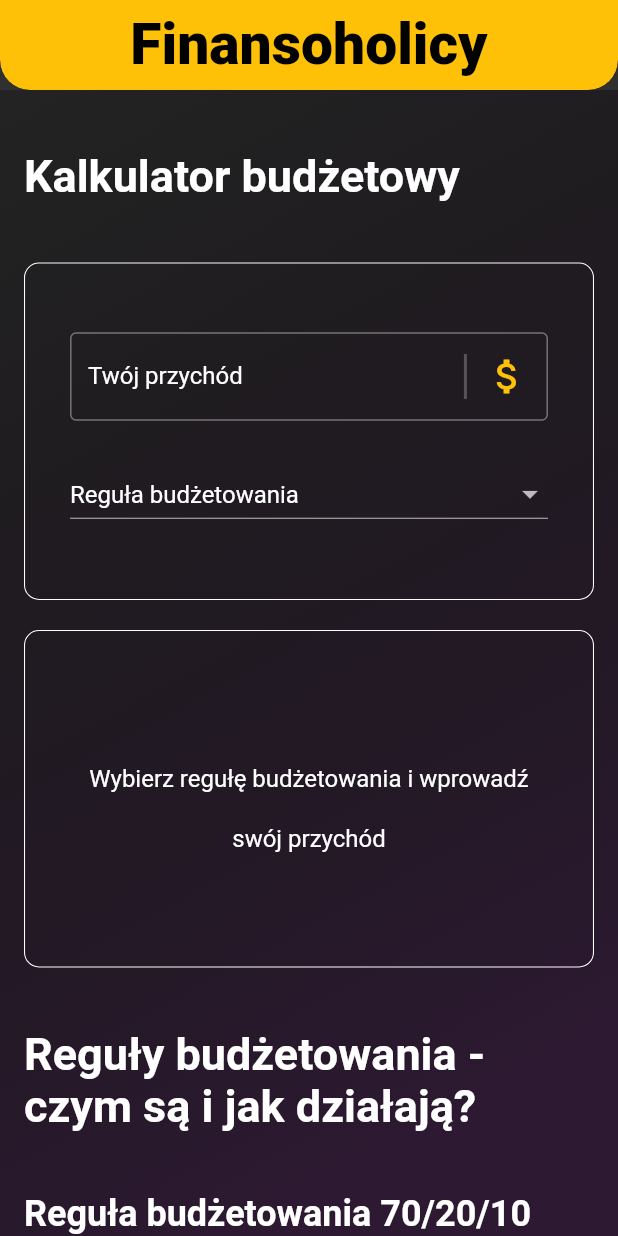
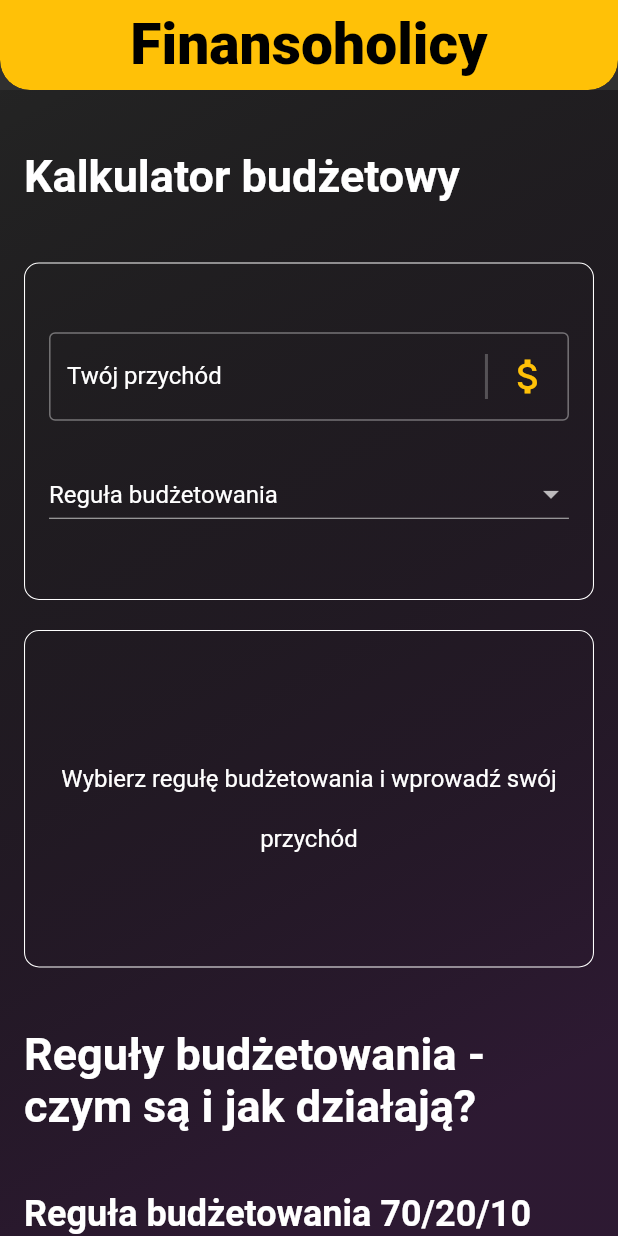
Before and after one commit to xysiek99/finance, a Flutter app: the screen it shows after launch, on a phone screen of 412 x 824 dp. Run offline on Flutter 3.47's test engine with Material 2 defaults, Android fonts, the phone set to English and light mode, and no system bars; our stand-ins replace google_fonts; Roboto replaces fonts that are missing (Signika).

Commit message:
Mobile Layout as selectionArea, added mobile-specific Budgeting Forms

```diff
--- a/lib/layouts/mobile.dart
+++ b/lib/layouts/mobile.dart
@@ -31,7 +31,8 @@ class _MobileLayoutState extends State<MobileLayout>
 
   @override
   Widget build(BuildContext context) {
-    return Scaffold(
+    return SelectionArea(
+      child: Scaffold(
         appBar: MobileAppBar(),
         body: AnimatedBuilder(
           animation: _controller,
@@ -58,12 +59,12 @@ class _MobileLayoutState extends State<MobileLayout>
                 MobileSectionTitle(titleText: 'Kalkulator budżetowy'),
                 mobileSectionToSectionBox,
                 BuildCardWidget(
-                child: const BudgetingCalculationForm(),
+                  child: const MobileBudgetingCalculationForm(),
                   margin: horizontalPadding16,
                 ),
                 mobileFormToFormBox,
                 BuildCardWidget(
-                child: const BudgetingCalculationResult(),
+                  child: const MobileBudgetingCalculationResult(),
                   margin: horizontalPadding16,
                 ),
                 mobileSectionToSectionBox,
@@ -77,6 +78,7 @@ class _MobileLayoutState extends State<MobileLayout>
             ),
           ),
         ),
+      ),
     );
   }
 }
```
Lines whose indentation alone changed are shown as unchanged.
